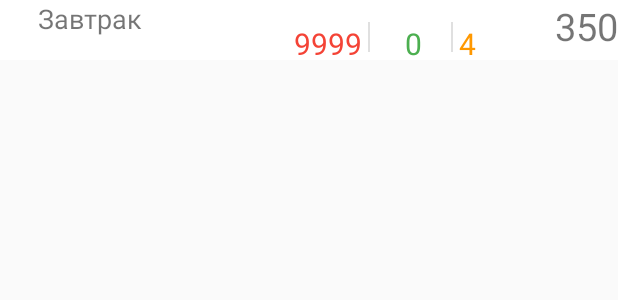
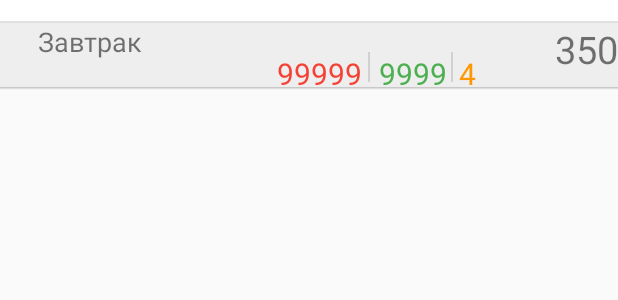
Before and after one commit to EDlGER/Diary-Nutrition, an Android app: the layout record_group_item1.xml on its own in the app's theme, with its tools: preview values and no code run, on a phone screen of 412 x 824 dp. Shown: the top 300 px of the screen. Run offline under Robolectric (Android 15) with nearby library versions, the light colour scheme and no system bars.

Commit message:
style and color for elv

```diff
--- /dev/null
+++ b/DiaryNutrition/app/src/main/res/drawable/shadow_drawable.xml
@@ -0,0 +1,10 @@
+<?xml version="1.0" encoding="utf-8"?>
+<shape xmlns:android="http://schemas.android.com/apk/res/android">
+
+    <gradient
+        android:startColor="#FFFFFF"
+        android:endColor="#BDBDBD"
+        android:angle="90">
+    </gradient>
+
+</shape>
--- a/DiaryNutrition/app/src/main/res/layout/diary_layout.xml
+++ b/DiaryNutrition/app/src/main/res/layout/diary_layout.xml
@@ -80,7 +80,8 @@
         android:layout_alignParentEnd="false"
         android:layout_above="@+id/b_add"
         android:background="@drawable/list_view"
-        android:longClickable="true"/>
+        android:longClickable="true"
+        android:divider="@android:color/transparent"/>
 
     <Button
         android:layout_width="wrap_content"
--- a/DiaryNutrition/app/src/main/res/layout/record_group_item1.xml
+++ b/DiaryNutrition/app/src/main/res/layout/record_group_item1.xml
@@ -1,18 +1,32 @@
 <?xml version="1.0" encoding="utf-8"?>
 <RelativeLayout xmlns:android="http://schemas.android.com/apk/res/android"
-    android:layout_width="match_parent" android:layout_height="40dp"
-    android:background="@color/background_floating_material_light">
+    android:layout_width="match_parent" android:layout_height="60dp"
+    android:background="#EEEEEE">
+
+
+    <RelativeLayout
+        android:layout_width="match_parent"
+        android:layout_height="15dp"
+        android:background="#FFFFFF">
+
+        <View
+            android:layout_width="fill_parent"
+            android:layout_height="1dp"
+            android:background="#E0E0E0"
+            android:layout_alignParentBottom="true" />
+
+    </RelativeLayout>
 
     <TextView
         android:layout_width="wrap_content"
         android:layout_height="wrap_content"
         android:text="Завтрак"
         android:id="@+id/txt_meal"
+        android:layout_alignParentLeft="true"
+        android:textSize="18sp"
+        android:layout_marginLeft="25dp"
         android:layout_alignParentTop="true"
-        android:layout_alignParentLeft="true"
-        android:layout_alignParentStart="true"
-        android:textSize="18sp"
-        android:layout_marginLeft="25dp" />
+        android:layout_marginTop="15dp" />
 
     <TextView
         android:layout_width="wrap_content"
@@ -22,7 +36,8 @@
         android:textSize="25dp"
         android:layout_alignParentRight="true"
         android:layout_alignParentEnd="true"
-        android:maxLength="4" />
+        android:maxLength="4"
+        android:layout_marginTop="15dp" />
 
     <TextView
         android:layout_width="wrap_content"
@@ -31,7 +46,7 @@
         android:id="@+id/txtGroupFat"
         android:textSize="20dp"
         android:textColor="#ff9800"
-        android:maxLength="4"
+        android:maxLength="5"
         android:layout_alignLeft="@+id/view"
         android:layout_alignStart="@+id/view"
         android:layout_alignTop="@+id/txtGroupProt"
@@ -53,11 +68,11 @@
     <TextView
         android:layout_width="wrap_content"
         android:layout_height="wrap_content"
-        android:text="0"
+        android:text="99999"
         android:id="@+id/txtGroupProt"
         android:textSize="20dp"
         android:textColor="#4caf50"
-        android:maxLength="4"
+        android:maxLength="5"
         android:layout_alignTop="@+id/txtGroupCarbo"
         android:layout_alignLeft="@+id/view2"
         android:layout_alignStart="@+id/view2"
@@ -88,7 +103,16 @@
         android:layout_alignParentEnd="false"
         android:layout_marginRight="5dp"
         android:textColor="#f44336"
-        android:maxLength="4"
+        android:maxLength="5"
         android:layout_alignRight="@+id/view2"
-        android:layout_marginTop="15dp" />
+        android:layout_marginTop="35dp" />
+
+
+    <View
+        android:id="@+id/shadow"
+        android:layout_width="fill_parent"
+        android:layout_height="2dp"
+        android:background="@drawable/shadow_drawable"
+        android:layout_alignParentBottom="true" />
+
 </RelativeLayout>
--- a/DiaryNutrition/app/src/main/res/layout/record_item1.xml
+++ b/DiaryNutrition/app/src/main/res/layout/record_item1.xml
@@ -132,4 +132,11 @@
         android:layout_toRightOf="@+id/txt_time"
         android:layout_marginLeft="5dp" />
 
+    <View
+        android:id="@+id/shadow"
+        android:layout_width="fill_parent"
+        android:layout_height="1dp"
+        android:layout_alignParentBottom="true"
+        android:background="?android:attr/listDivider"/>
+
 </RelativeLayout>
--- a/DiaryNutrition/app/src/main/res/values-v21/styles.xml
+++ b/DiaryNutrition/app/src/main/res/values-v21/styles.xml
@@ -4,6 +4,7 @@
         <item name="windowActionBar">false</item>
         <item name="windowNoTitle">true</item>
         <item name="android:windowDrawsSystemBarBackgrounds">true</item>
-        <item name="android:statusBarColor">@android:color/transparent</item>
+        <!--<item name="android:statusBarColor">@android:color/transparent</item>-->
+        <item name="android:statusBarColor">#FF9800</item>
     </style>
 </resources>
--- a/DiaryNutrition/app/src/main/res/values/color.xml
+++ b/DiaryNutrition/app/src/main/res/values/color.xml
@@ -1,7 +1,7 @@
 <?xml version="1.0" encoding="utf-8"?>
 <resources>
-    <color name="colorPrimary">#E0E0E0</color>
-    <color name="colorPrimaryDark">#9E9E9E</color>
+    <color name="colorPrimary">#BDBDBD</color>
+    <color name="colorPrimaryDark">#BDBDBD</color>
     <color name="colorAccent">#E0E0E0</color>
     <color name="tabsScrollColor">#004D40</color>
 </resources>
--- a/DiaryNutrition/app/src/main/res/values/styles.xml
+++ b/DiaryNutrition/app/src/main/res/values/styles.xml
@@ -13,7 +13,8 @@
         <item name="windowNoTitle">true</item>
     </style>
 
-    <style name="AppTheme.AppBarOverlay" parent="ThemeOverlay.AppCompat.Dark.ActionBar" />
+    <!--<style name="AppTheme.AppBarOverlay" parent="ThemeOverlay.AppCompat.Dark.ActionBar" />-->
+    <style name="AppTheme.AppBarOverlay" parent="ThemeOverlay.AppCompat.Light" />
 
     <style name="AppTheme.PopupOverlay" parent="ThemeOverlay.AppCompat.Light" />
 
```
